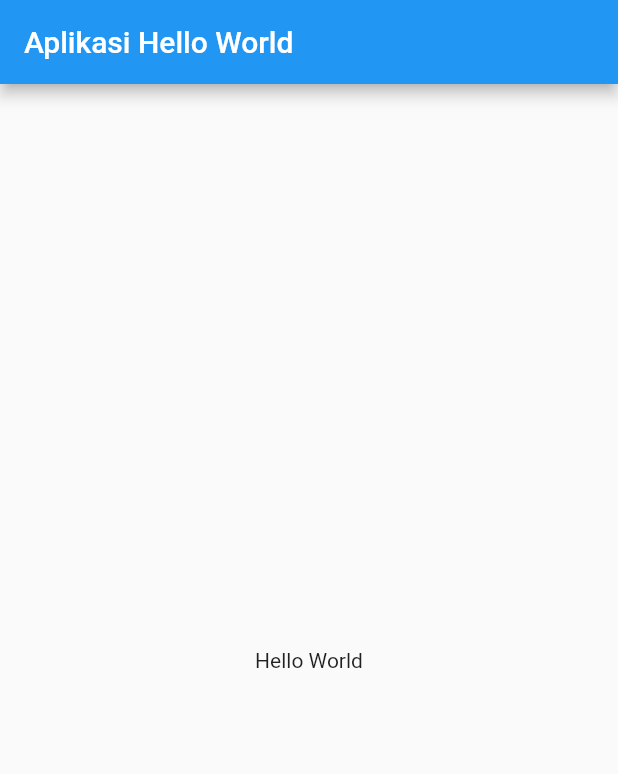
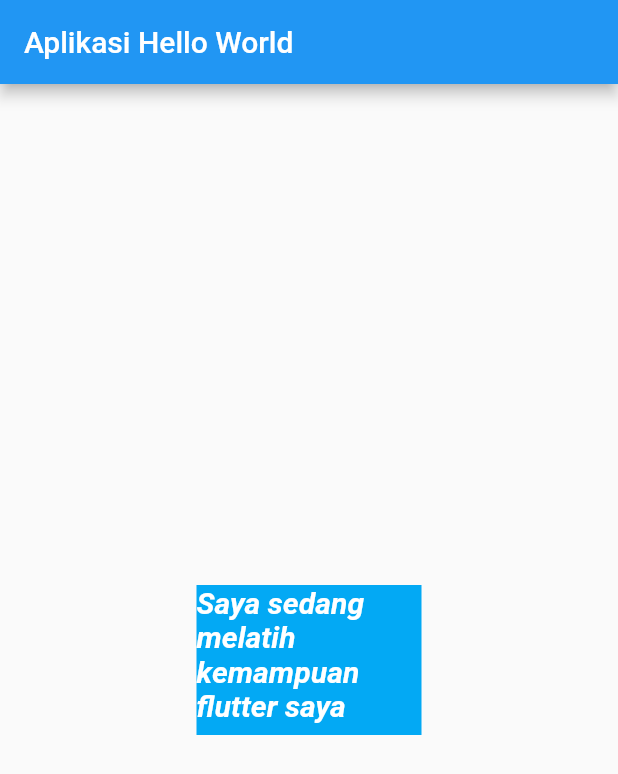
Before and after one commit to ridersaitou/flutter_hello_world, a Flutter app: the screen it shows after launch, on a phone screen of 412 x 824 dp. Shown: the top 774 px of the screen. Run offline on Flutter 3.47's test engine with Material 2 defaults, Android fonts, the phone set to English and light mode, and no system bars.

Commit message:
add font style

```diff
--- a/lib/main.dart
+++ b/lib/main.dart
@@ -9,8 +9,22 @@ class MyApp extends StatelessWidget {
   Widget build(BuildContext context) {
     return MaterialApp(
       home: Scaffold(
-        appBar: AppBar(title: Text("Aplikasi Hello World"),),
-        body: Center(child: Text("Hello World")),
+        appBar: AppBar(
+          title: Text("Aplikasi Hello World"),
+        ),
+        body: Center(
+            child: Container(
+                color: Colors.lightBlue,
+                width: 150,
+                height: 100,
+                child: Text(
+                  "Saya sedang melatih kemampuan flutter saya",
+                  style: TextStyle(
+                      color: Colors.white,
+                      fontStyle: FontStyle.italic,
+                      fontWeight: FontWeight.w700,
+                      fontSize: 20),
+                ))),
       ),
     );
   }
```
